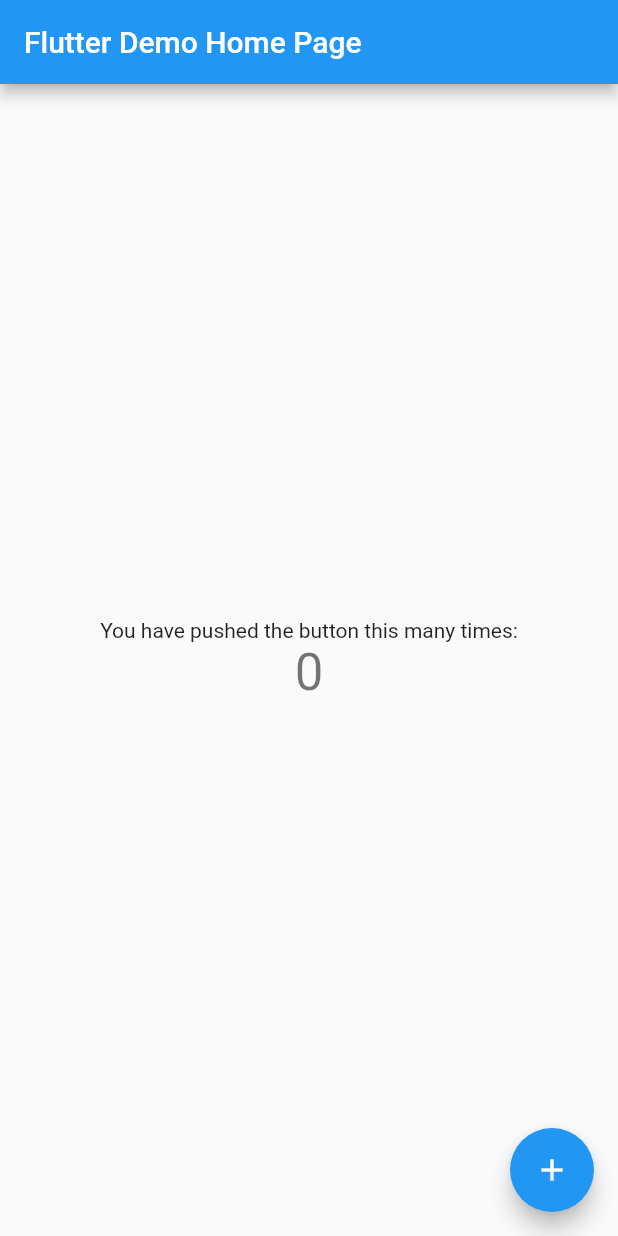
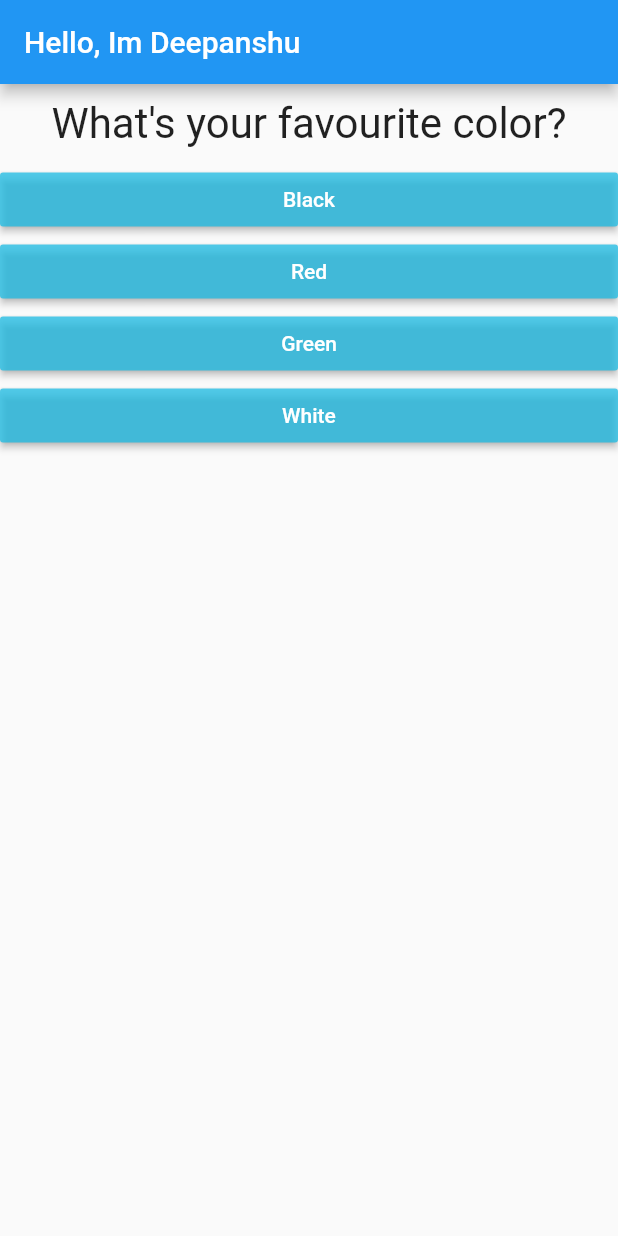
Before and after one commit to deepi-badshah/Quiz-App, a Flutter app: the screen it shows after launch, on a phone screen of 412 x 824 dp. Run offline on Flutter 3.47's test engine with Material 2 defaults, Android fonts, the phone set to English and light mode, and no system bars.

Commit message:
first commit

```diff
--- /dev/null
+++ b/lib/answer.dart
@@ -0,0 +1,25 @@
+import 'package:flutter/cupertino.dart';
+import 'package:flutter/material.dart';
+import 'package:flutter/src/foundation/key.dart';
+import 'package:flutter/src/widgets/framework.dart';
+
+class Answer extends StatelessWidget {
+  final Function selectHandler;
+  final String answerText;
+
+  Answer(this.selectHandler, this.answerText);
+
+  /// Constructor of Answer class
+  @override
+  Widget build(BuildContext context) {
+    return Container(
+      width: double.infinity,
+      child: RaisedButton(
+        color: Color.fromARGB(188, 23, 187, 228),
+        child: Text(answerText),
+        textColor: Colors.white,
+        onPressed: selectHandler,
+      ),
+    );
+  }
+}
--- a/lib/main.dart
+++ b/lib/main.dart
@@ -1,113 +1,87 @@
 import 'package:flutter/material.dart';
+import 'package:second_app/result.dart';
+import './quiz.dart';
+import './result.dart';
 
 void main() {
-  runApp(MyApp());
+  runApp(_MyApp());
 }
 
-class MyApp extends StatelessWidget {
-  // This widget is the root of your application.
+class _MyApp extends StatefulWidget {
   @override
-  Widget build(BuildContext context) {
-    return MaterialApp(
-      title: 'Flutter Demo',
-      theme: ThemeData(
-        // This is the theme of your application.
-        //
-        // Try running your application with "flutter run". You'll see the
-        // application has a blue toolbar. Then, without quitting the app, try
-        // changing the primarySwatch below to Colors.green and then invoke
-        // "hot reload" (press "r" in the console where you ran "flutter run",
-        // or simply save your changes to "hot reload" in a Flutter IDE).
-        // Notice that the counter didn't reset back to zero; the application
-        // is not restarted.
-        primarySwatch: Colors.blue,
-      ),
-      home: MyHomePage(title: 'Flutter Demo Home Page'),
-    );
+  State<StatefulWidget> createState() {
+    // TODO: implement createState
+    return MyAppState();
   }
 }
 
-class MyHomePage extends StatefulWidget {
-  MyHomePage({Key key, this.title}) : super(key: key);
+class MyAppState extends State<_MyApp> {
+  var _questionIndex = 0;
+  var _totalScore = 0;
 
-  // This widget is the home page of your application. It is stateful, meaning
-  // that it has a State object (defined below) that contains fields that affect
-  // how it looks.
+  final _questions = const [
+    {
+      'questionText': 'What\'s your favourite color?',
+      'answers': [
+        {'text': 'Black', 'score': 10},
+        {'text': 'Red', 'score': 5},
+        {'text': 'Green', 'score': 3},
+        {'text': 'White', 'score': 1},
+      ],
+    },
+    {
+      'questionText': 'Who\'s your best friend ',
+      'answers': [
+        {'text': 'Smarudhi', 'score': 3},
+        {'text': 'Sakshi', 'score': 7},
+        {'text': 'Smita', 'score': 9},
+        {'text': 'Deepu', 'score': 1},
+      ],
+    },
+    {
+      'questionText': 'What\'s your nick name ',
+      'answers': [
+        {'text': 'Bhuchaal', 'score': 1},
+        {'text': 'Chipkali', 'score': 7},
+        {'text': 'Nagin', 'score': 9},
+        {'text': 'Shristi', 'score': 3},
+      ],
+    },
+  ];
+  void _resetQuiz() {
+    setState(() {
+      _questionIndex = 0;
+      _totalScore = 0;
+    });
+  }
 
-  // This class is the configuration for the state. It holds the values (in this
-  // case the title) provided by the parent (in this case the App widget) and
-  // used by the build method of the State. Fields in a Widget subclass are
-  // always marked "final".
-
-  final String title;
-
-  @override
-  _MyHomePageState createState() => _MyHomePageState();
-}
-
-class _MyHomePageState extends State<MyHomePage> {
-  int _counter = 0;
-
-  void _incrementCounter() {
+  void _answerQuestion(int score) {
+    _totalScore += score;
+    if (_questionIndex < _questions.length) {
+      print('We have more questions');
+    } else {
+      print('Nomore questions! ');
+    }
     setState(() {
-      // This call to setState tells the Flutter framework that something has
-      // changed in this State, which causes it to rerun the build method below
-      // so that the display can reflect the updated values. If we changed
-      // _counter without calling setState(), then the build method would not be
-      // called again, and so nothing would appear to happen.
-      _counter++;
+      _questionIndex = _questionIndex + 1;
     });
   }
 
   @override
   Widget build(BuildContext context) {
-    // This method is rerun every time setState is called, for instance as done
-    // by the _incrementCounter method above.
-    //
-    // The Flutter framework has been optimized to make rerunning build methods
-    // fast, so that you can just rebuild anything that needs updating rather
-    // than having to individually change instances of widgets.
-    return Scaffold(
-      appBar: AppBar(
-        // Here we take the value from the MyHomePage object that was created by
-        // the App.build method, and use it to set our appbar title.
-        title: Text(widget.title),
+    return MaterialApp(
+      home: Scaffold(
+        appBar: AppBar(
+          title: Text('Hello, Im Deepanshu'),
+        ),
+        body: _questionIndex < _questions.length
+            ? Quiz(
+                answerQuestion: _answerQuestion,
+                questionIndex: _questionIndex,
+                questions: _questions,
+              )
+            : Result(_totalScore, _resetQuiz),
       ),
-      body: Center(
-        // Center is a layout widget. It takes a single child and positions it
-        // in the middle of the parent.
-        child: Column(
-          // Column is also a layout widget. It takes a list of children and
-          // arranges them vertically. By default, it sizes itself to fit its
-          // children horizontally, and tries to be as tall as its parent.
-          //
-          // Invoke "debug painting" (press "p" in the console, choose the
-          // "Toggle Debug Paint" action from the Flutter Inspector in Android
-          // Studio, or the "Toggle Debug Paint" command in Visual Studio Code)
-          // to see the wireframe for each widget.
-          //
-          // Column has various properties to control how it sizes itself and
-          // how it positions its children. Here we use mainAxisAlignment to
-          // center the children vertically; the main axis here is the vertical
-          // axis because Columns are vertical (the cross axis would be
-          // horizontal).
-          mainAxisAlignment: MainAxisAlignment.center,
-          children: <Widget>[
-            Text(
-              'You have pushed the button this many times:',
-            ),
-            Text(
-              '$_counter',
-              style: Theme.of(context).textTheme.headline4,
-            ),
-          ],
-        ),
-      ),
-      floatingActionButton: FloatingActionButton(
-        onPressed: _incrementCounter,
-        tooltip: 'Increment',
-        child: Icon(Icons.add),
-      ), // This trailing comma makes auto-formatting nicer for build methods.
     );
   }
 }
--- /dev/null
+++ b/lib/practice.dart
@@ -0,0 +1,8 @@
+void main() {
+  for (var x in display.values) {
+    print(x);
+  }
+  print(display.Deepanshu);
+}
+
+enum display { My, Name, Is, Deepanshu }
--- /dev/null
+++ b/lib/question.dart
@@ -0,0 +1,20 @@
+import 'package:flutter/material.dart';
+
+class Question extends StatelessWidget {
+  final String questionText;
+
+  Question(this.questionText); // Constructor
+
+  @override
+  Widget build(BuildContext context) {
+    return Container(
+      width: double.infinity,
+      margin: EdgeInsets.all(10),
+      child: Text(
+        questionText,
+        style: TextStyle(fontSize: 28),
+        textAlign: TextAlign.center,
+      ),
+    );
+  }
+}
--- /dev/null
+++ b/lib/quiz.dart
@@ -0,0 +1,29 @@
+import 'package:flutter/material.dart';
+import './answer.dart';
+import './question.dart';
+
+class Quiz extends StatelessWidget {
+  final int questionIndex;
+  final List<Map<String, Object>> questions;
+  final Function answerQuestion;
+  Quiz(
+      {@required this.questions,
+      @required this.answerQuestion,
+      @required this.questionIndex});
+
+  @override
+  Widget build(BuildContext context) {
+    return Column(
+      children: [
+        Question(
+          // Constructor of Class named Question is called
+          questions[questionIndex]['questionText'],
+        ),
+        ...(questions[questionIndex]['answers'] as List<Map<String, Object>>)
+            .map((answer) {
+          return Answer(() => answerQuestion(answer['score']), answer['text']);
+        }).toList()
+      ],
+    );
+  }
+}
```
Also changed, not shown: lib/result.dart (added, +42 -0 lines), pubspec.lock.
